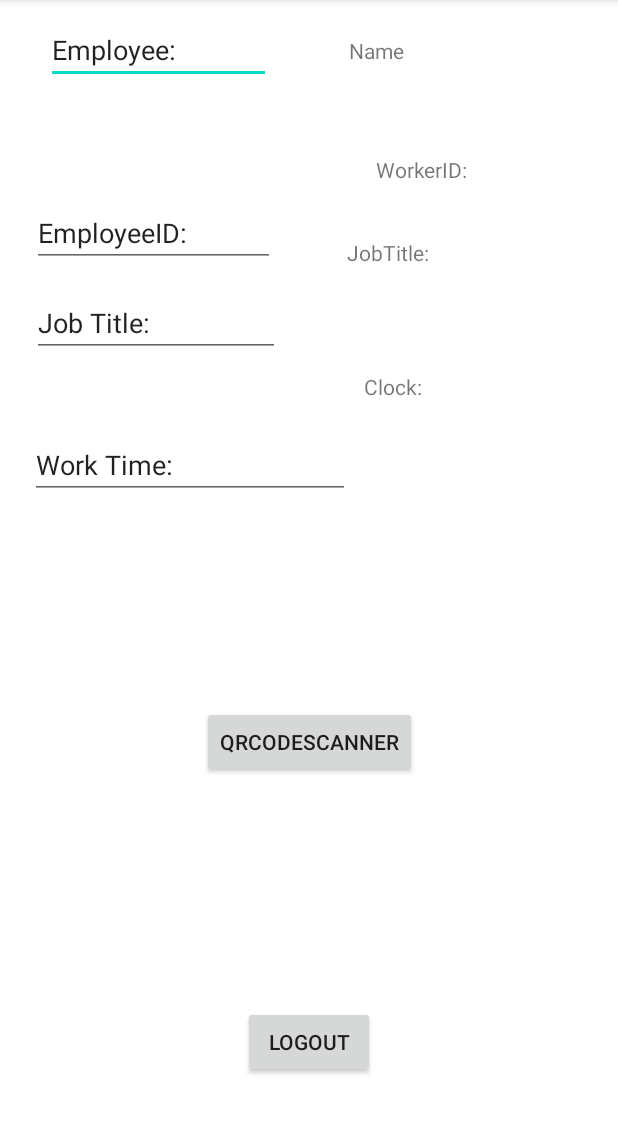
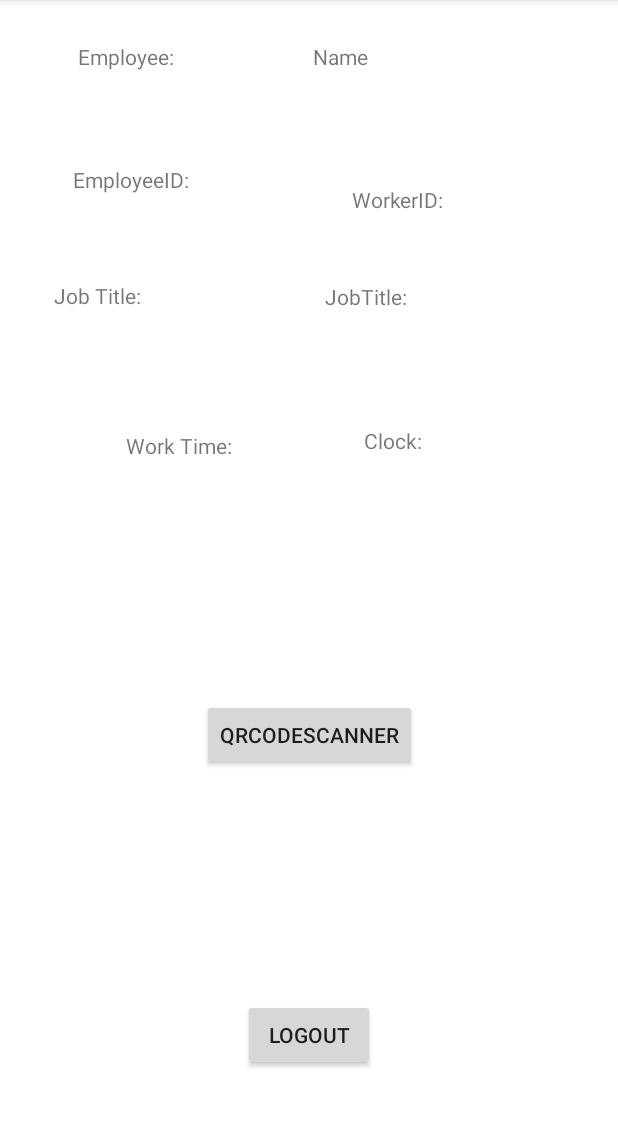
Before and after one commit to Foxroad1/Ranger_team_project, an Android app built with Jetpack Compose: the ProfileActivity screen opened directly, with no data from a screen before it, on a phone screen of 412 x 824 dp, the part 84-1218 px from its top. Run offline under Robolectric (Android 15) with nearby library versions, the phone set to English and light mode, and no system bars; libraries missing offline, so code that uses them is left out: com.google.zxing.integration.

Commit message:
new profile try.

```diff
--- a/Companionapp/app/src/main/res/layout/activity_profile.xml
+++ b/Companionapp/app/src/main/res/layout/activity_profile.xml
@@ -8,12 +8,12 @@
 
     <TextView
         android:id="@+id/nameTextView"
-        android:layout_width="112dp"
+        android:layout_width="135dp"
         android:layout_height="35dp"
-        android:layout_marginTop="24dp"
+        android:layout_marginTop="28dp"
         android:text="@string/name"
         app:layout_constraintEnd_toEndOf="parent"
-        app:layout_constraintHorizontal_bias="0.775"
+        app:layout_constraintHorizontal_bias="0.754"
         app:layout_constraintStart_toStartOf="parent"
         app:layout_constraintTop_toTopOf="parent" />
 
@@ -21,23 +21,23 @@
         android:id="@+id/workerIdTextView"
         android:layout_width="76dp"
         android:layout_height="27dp"
-        android:layout_marginTop="44dp"
+        android:layout_marginTop="60dp"
         android:text="@string/Worker_ID"
         app:layout_constraintEnd_toEndOf="parent"
-        app:layout_constraintHorizontal_bias="0.746"
+        app:layout_constraintHorizontal_bias="0.698"
         app:layout_constraintStart_toStartOf="parent"
         app:layout_constraintTop_toBottomOf="@id/nameTextView" />
 
     <TextView
         android:id="@+id/jobTitleTextView"
-        android:layout_width="124dp"
-        android:layout_height="33dp"
-        android:layout_marginTop="28dp"
+        android:layout_width="155dp"
+        android:layout_height="40dp"
+        android:layout_marginTop="37dp"
         android:text="@string/Job_title"
         app:layout_constraintEnd_toEndOf="parent"
-        app:layout_constraintHorizontal_bias="0.804"
+        app:layout_constraintHorizontal_bias="0.843"
         app:layout_constraintStart_toStartOf="parent"
-        app:layout_constraintTop_toBottomOf="@id/workerIdTextView" />
+        app:layout_constraintTop_toBottomOf="@+id/workerIdTextView" />
 
     <TextView
         android:id="@+id/clockTextView"
@@ -73,64 +73,57 @@
         app:layout_constraintStart_toStartOf="parent"
         app:layout_constraintTop_toBottomOf="@id/scanQrButton" />
 
-    <EditText
-        android:id="@+id/editTextText2"
-        android:layout_width="150dp"
-        android:layout_height="40dp"
-        android:layout_marginStart="30dp"
-        android:layout_marginTop="16dp"
-        android:layout_marginEnd="52dp"
-        android:layout_marginBottom="40dp"
-        android:ems="10"
-        android:inputType="text"
+    <TextView
+        android:id="@+id/labelEmployee"
+        android:layout_width="131dp"
+        android:layout_height="34dp"
+        android:layout_marginStart="52dp"
+        android:layout_marginTop="28dp"
+        android:layout_marginEnd="25dp"
+        android:layout_marginBottom="48dp"
         android:text="Employee:"
-        app:layout_constraintBottom_toTopOf="@+id/editTextText3"
+        app:layout_constraintBottom_toTopOf="@+id/labelEmployeeID"
         app:layout_constraintEnd_toStartOf="@+id/nameTextView"
         app:layout_constraintStart_toStartOf="parent"
         app:layout_constraintTop_toTopOf="parent" />
 
-    <EditText
-        android:id="@+id/editTextText3"
-        android:layout_width="162dp"
-        android:layout_height="42dp"
-        android:layout_marginStart="21dp"
-        android:layout_marginTop="40dp"
-        android:layout_marginEnd="67dp"
-        android:layout_marginBottom="20dp"
-        android:ems="10"
-        android:inputType="text"
+    <TextView
+        android:id="@+id/labelEmployeeID"
+        android:layout_width="143dp"
+        android:layout_height="40dp"
+        android:layout_marginStart="36dp"
+        android:layout_marginTop="48dp"
+        android:layout_marginEnd="29dp"
         android:text="EmployeeID:"
-        app:layout_constraintBottom_toTopOf="@+id/editTextText4"
         app:layout_constraintEnd_toStartOf="@+id/workerIdTextView"
+        app:layout_constraintHorizontal_bias="0.49"
         app:layout_constraintStart_toStartOf="parent"
-        app:layout_constraintTop_toBottomOf="@+id/editTextText2" />
+        app:layout_constraintTop_toBottomOf="@+id/labelEmployee" />
 
-    <EditText
-        android:id="@+id/editTextText4"
+    <TextView
+        android:id="@+id/labelJobTitle"
         android:layout_width="165dp"
         android:layout_height="40dp"
-        android:layout_marginStart="21dp"
-        android:layout_marginEnd="45dp"
-        android:layout_marginBottom="49dp"
-        android:ems="10"
-        android:inputType="text"
+        android:layout_marginStart="36dp"
+        android:layout_marginTop="37dp"
+        android:layout_marginEnd="15dp"
         android:text="Job Title:"
-        app:layout_constraintBottom_toTopOf="@+id/editTextText5"
         app:layout_constraintEnd_toStartOf="@+id/jobTitleTextView"
-        app:layout_constraintStart_toStartOf="parent" />
+        app:layout_constraintStart_toStartOf="parent"
+        app:layout_constraintTop_toBottomOf="@+id/labelEmployeeID" />
 
-    <EditText
-        android:id="@+id/editTextText5"
-        android:layout_width="wrap_content"
-        android:layout_height="wrap_content"
-        android:layout_marginStart="22dp"
-        android:layout_marginEnd="11dp"
-        android:layout_marginBottom="138dp"
-        android:ems="10"
-        android:inputType="text"
+    <TextView
+        android:id="@+id/labelWorkTime"
+        android:layout_width="115dp"
+        android:layout_height="38dp"
+        android:layout_marginStart="84dp"
+        android:layout_marginTop="60dp"
+        android:layout_marginEnd="43dp"
+        android:layout_marginBottom="141dp"
         android:text="Work Time:"
         app:layout_constraintBottom_toTopOf="@+id/scanQrButton"
         app:layout_constraintEnd_toStartOf="@+id/clockTextView"
-        app:layout_constraintStart_toStartOf="parent" />
+        app:layout_constraintStart_toStartOf="parent"
+        app:layout_constraintTop_toBottomOf="@+id/labelJobTitle" />
 
 </androidx.constraintlayout.widget.ConstraintLayout>
```
